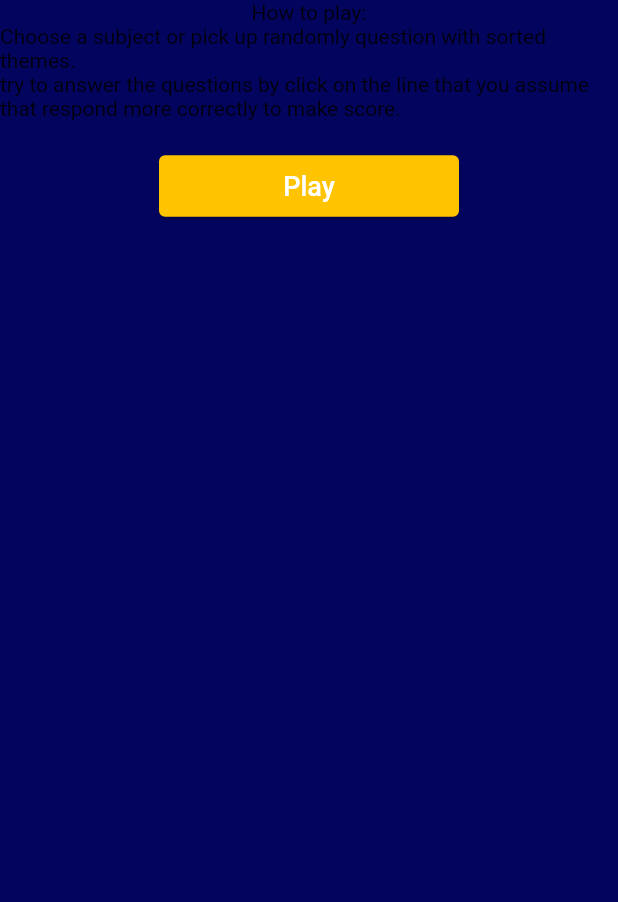
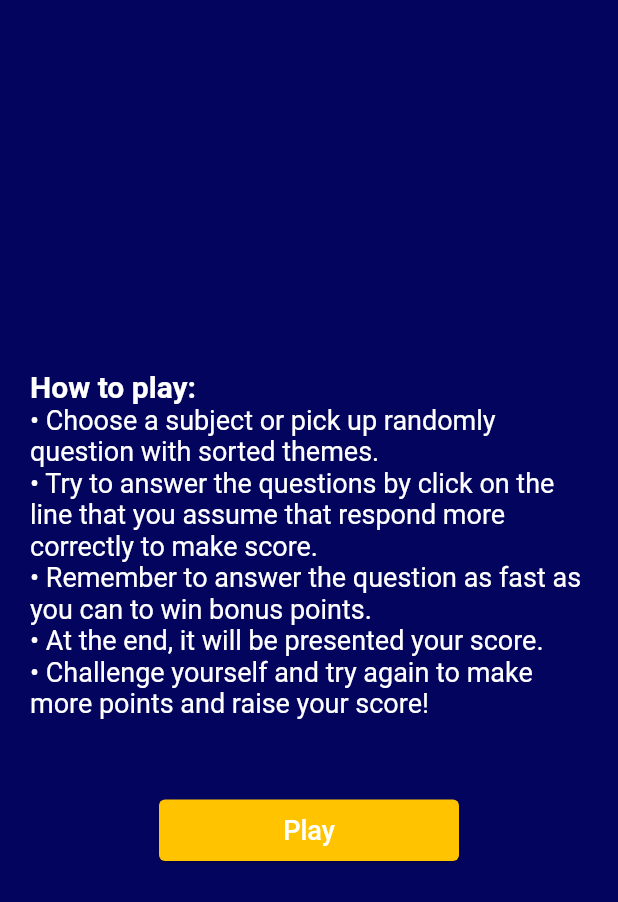
Before and after one commit to BrunoAraujooDev/quiz-app, a Flutter app: the screen it shows after launch, after a tap on "Rules", on a phone screen of 412 x 824 dp. Shown: the top 902 px of the screen. Run offline on Flutter 3.47's test engine with Material 2 defaults, Android fonts, the phone set to English and light mode, and no system bars.

Commit message:
criando prototipo da pagina de regras

```diff
--- a/lib/main.dart
+++ b/lib/main.dart
@@ -19,7 +19,7 @@ class MyApp extends StatelessWidget {
       ),
       routes: {
         AppRoutes.landingPage: (ctx) => const LandingPage(),
-        AppRoutes.rulesPage: (ctx) => const RulesPage(),
+        AppRoutes.rulesPage: (ctx) => RulesPage(),
       },
       debugShowCheckedModeBanner: false,
     );
--- a/lib/view/rules_page.dart
+++ b/lib/view/rules_page.dart
@@ -1,26 +1,62 @@
 import 'package:flutter/material.dart';
-import 'package:flutter/src/widgets/framework.dart';
-import 'package:flutter/src/widgets/placeholder.dart';
 
 class RulesPage extends StatelessWidget {
-  const RulesPage({super.key});
+  RulesPage({super.key});
+
+  final List<String> tutorial = [
+    'Choose a subject or pick up randomly question with sorted themes.',
+    'Try to answer the questions by click on the line that you assume that respond more correctly to make score.',
+    'Remember to answer the question as fast as you can to win bonus points.',
+    'At the end, it will be presented your score.',
+    'Challenge yourself and try again to make more points and raise your score!'
+  ];
 
   @override
   Widget build(BuildContext context) {
     return Scaffold(
       body: Container(
         width: double.infinity,
+        padding: const EdgeInsets.symmetric(vertical: 15, horizontal: 20),
         decoration: const BoxDecoration(color: Color.fromRGBO(3, 4, 94, 1)),
         child: Center(
-          child: Column(children: [
-            const Text('How to play:'),
+          child: Column(
+              mainAxisAlignment: MainAxisAlignment.center,
+              crossAxisAlignment: CrossAxisAlignment.start,
+              children: [
                 const Text(
-                'Choose a subject or pick up randomly question with sorted themes.'),
-            const Text(
-                'try to answer the questions by click on the line that you assume that respond more correctly to make score.'),
+                  'How to play:',
+                  style: TextStyle(
+                    color: Colors.white,
+                    fontWeight: FontWeight.bold,
+                    fontSize: 20,
+                  ),
+                ),
+                LimitedBox(
+                  maxWidth: double.infinity,
+                  child: ListView.builder(
+                    shrinkWrap: true,
+                    itemCount: tutorial.length,
+                    itemBuilder: (context, index) {
+                      return Wrap(
+                        children: [
+                          Text(
+                            "\u2022 ${tutorial[index]}",
+                            style: const TextStyle(
+                              fontSize: 18,
+                              color: Colors.white,
+                            ),
+                          )
+                        ],
+                      );
+                    },
+                  ),
+                ),
+                Row(
+                  mainAxisAlignment: MainAxisAlignment.center,
+                  children: [
                     Container(
                       width: 200,
-              margin: const EdgeInsets.only(top: 20),
+                      margin: const EdgeInsets.only(top: 50),
                       child: ElevatedButton(
                         onPressed: () {},
                         style: ElevatedButton.styleFrom(
@@ -36,6 +72,8 @@ class RulesPage extends StatelessWidget {
                           style: TextStyle(fontSize: 18),
                         ),
                       ),
+                    ),
+                  ],
                 )
               ]),
         ),
```
Lines whose indentation alone changed are shown as unchanged.
